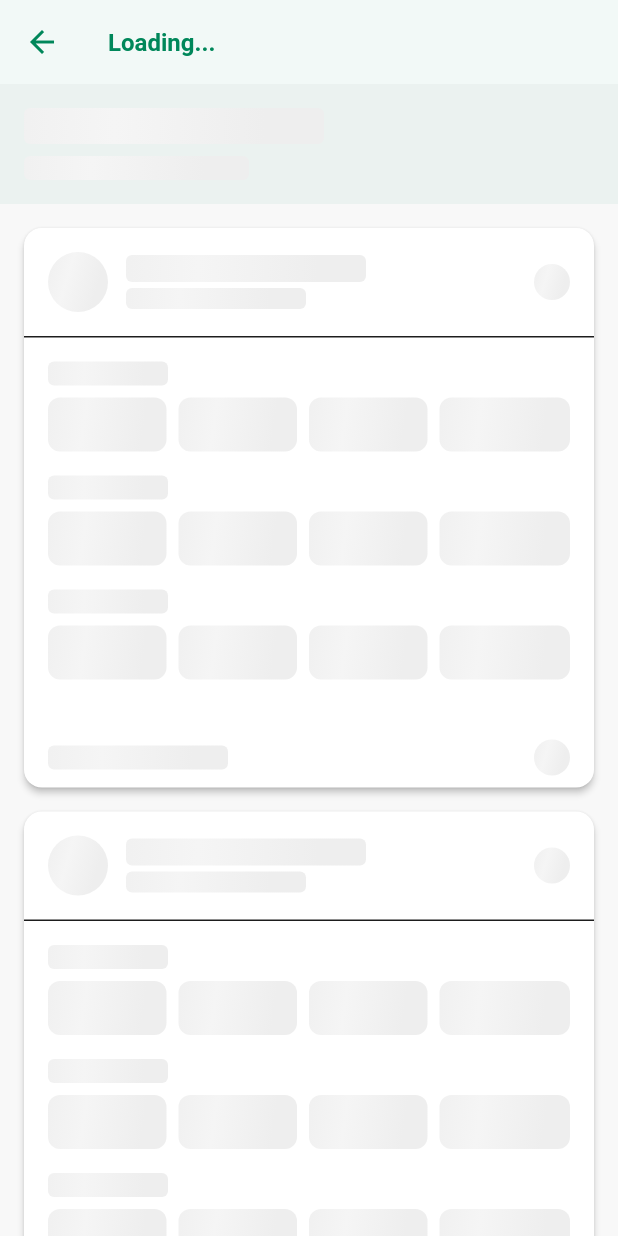
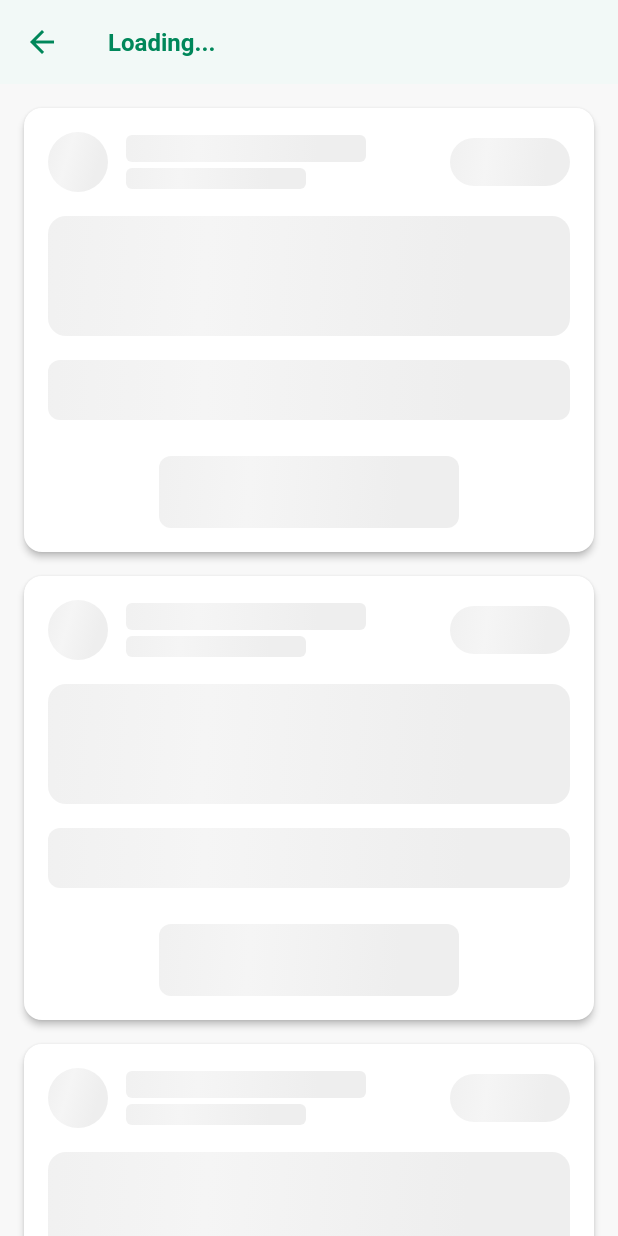
Before and after one commit to sebqa/PadelTid, a Flutter app: the DocumentDetailsPage screen opened directly, on a phone screen of 412 x 824 dp. Run offline on Flutter 3.47's test engine with Material 3 defaults, Android fonts, the phone set to English and light mode, and no system bars; our stand-ins replace firebase_auth, firebase_core, firebase_messaging, flutter_local_notifications, flutter_svg, multi_select_flutter and 2 more; missing offline and left inert: dart:html, dart:js, firebase_ui_auth, firebase_ui_localizations, firebase_ui_oauth_google; accounts and stored records are empty; network calls fail.

Commit message:
small layout changes

```diff
--- a/lib/home_page.dart
+++ b/lib/home_page.dart
@@ -271,15 +271,10 @@ class _HomePageState extends State<HomePage>
                   Row(
                     mainAxisAlignment: MainAxisAlignment.spaceBetween,
                     children: [
-                      Row(
-                        children: [
-                          Text(
-                            TranslationHelper.translate(
-                                'notify_on_matching_courts',
-                                localeProvider.locale.languageCode),
-                            style: Theme.of(context).textTheme.bodyLarge,
-                          ),
-                        ],
+                      Text(
+                        TranslationHelper.translate('notify_on_matching_courts',
+                            localeProvider.locale.languageCode),
+                        style: Theme.of(context).textTheme.bodyLarge,
                       ),
                       Switch(
                         value: notifyOnMatchingCourts,
--- a/lib/main.dart
+++ b/lib/main.dart
@@ -40,7 +40,7 @@ Future<void> main() async {
   await Firebase.initializeApp(options: DefaultFirebaseOptions.currentPlatform);
 
   // Set up notification handling for when app is launched from notification
-  await setupInitialNotificationHandling();
+  //await setupInitialNotificationHandling();
 
   // Pre-initialize other services in parallel
   final notificationServiceInit = NotificationService().initialize();
--- a/lib/pages/document_details_page.dart
+++ b/lib/pages/document_details_page.dart
@@ -253,33 +253,21 @@ class _DocumentDetailsPageState extends State<DocumentDetailsPage>
   Widget _buildLoadingUI(BuildContext context) {
     return SingleChildScrollView(
       physics: BouncingScrollPhysics(),
+      child: Padding(
+        padding: EdgeInsets.only(top: 16, bottom: 24),
         child: Column(
           crossAxisAlignment: CrossAxisAlignment.start,
           children: [
-          // Date header skeleton
-          Container(
-            width: double.infinity,
-            padding: EdgeInsets.all(16),
-            color: Theme.of(context).colorScheme.primary.withOpacity(0.05),
-            child: Column(
-              crossAxisAlignment: CrossAxisAlignment.start,
-              children: [
-                _buildShimmerPlaceholder(height: 24, width: 200),
-                SizedBox(height: 8),
-                _buildShimmerPlaceholder(height: 16, width: 150),
-              ],
-            ),
-          ),
-
             // Club skeletons
             Padding(
-            padding: const EdgeInsets.all(16.0),
+              padding: const EdgeInsets.symmetric(horizontal: 16.0),
               child: Column(
                 children:
                     List.generate(3, (index) => _buildClubSkeleton(context)),
               ),
             ),
           ],
+        ),
       ),
     );
   }
@@ -313,64 +301,41 @@ class _DocumentDetailsPageState extends State<DocumentDetailsPage>
                   ),
                 ),
 
-                // Expand icon placeholder
+                // Availability indicator placeholder
                 _buildShimmerPlaceholder(
-                    height: 24, width: 24, shape: BoxShape.circle),
+                    height: 32, width: 80, borderRadius: 16),
               ],
             ),
           ),
 
-          // Divider
-          Divider(height: 1),
+          // Basic weather information placeholder
+          Padding(
+            padding: EdgeInsets.symmetric(horizontal: 16),
+            child: _buildShimmerPlaceholder(
+                height: 80, width: double.infinity, borderRadius: 12),
+          ),
 
-          // Court slots skeleton
+          SizedBox(height: 16),
+
+          // Weather forecast button (collapsed state only)
           Padding(
-            padding: EdgeInsets.all(16),
-            child: Column(
-              children: List.generate(
-                  3,
-                  (index) => Padding(
-                        padding: const EdgeInsets.only(bottom: 16.0),
-                        child: Column(
-                          crossAxisAlignment: CrossAxisAlignment.start,
-                          children: [
-                            // Time slot
-                            _buildShimmerPlaceholder(height: 16, width: 80),
-                            SizedBox(height: 8),
+            padding: EdgeInsets.symmetric(horizontal: 16),
+            child: _buildShimmerPlaceholder(
+                height: 40, width: double.infinity, borderRadius: 8),
+          ),
 
-                            // Court slots
-                            Row(
-                              children: List.generate(
-                                  4,
-                                  (i) => Expanded(
-                                        child: Padding(
-                                          padding: EdgeInsets.only(
-                                              right: i < 3 ? 8 : 0),
+          SizedBox(height: 16),
+
+          // Book court button placeholder
+          Padding(
+            padding: EdgeInsets.symmetric(horizontal: 16, vertical: 8),
+            child: Center(
               child: _buildShimmerPlaceholder(
-                                              height: 36,
-                                              width: double.infinity,
-                                              borderRadius: 8),
-                                        ),
-                                      )),
-                            ),
-                          ],
-                        ),
-                      )),
+                  height: 48, width: 200, borderRadius: 8),
             ),
           ),
 
-          // Weather forecast button (collapsed state)
-          Padding(
-            padding: EdgeInsets.symmetric(horizontal: 16, vertical: 8),
-            child: Row(
-              children: [
-                _buildShimmerPlaceholder(height: 16, width: 120),
-                Spacer(),
-                _buildShimmerPlaceholder(
-                    height: 24, width: 24, shape: BoxShape.circle),
-              ],
-            ),
-          ),
+          SizedBox(height: 8),
         ],
       ),
     );
```
Lines whose indentation alone changed are shown as unchanged.
